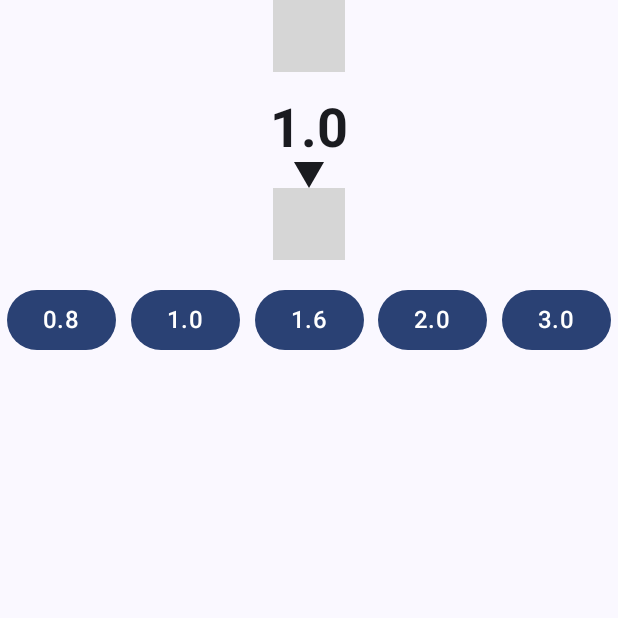
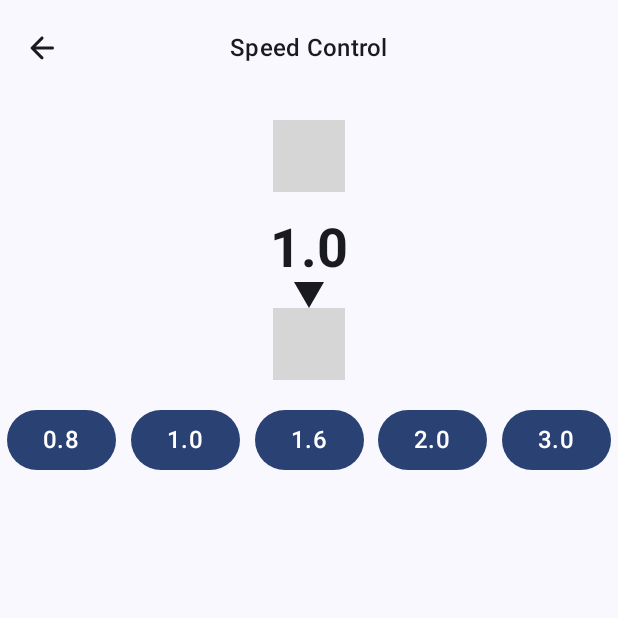
Before and after one commit to emeowj/compose-examples, an Android app built with Jetpack Compose: the screen it shows after launch (MainActivity), after a tap on "Speed Control", on a phone screen of 412 x 824 dp, the top half of it. Run offline under Robolectric (Android 15) with nearby library versions, the phone set to English and light mode, and no system bars; 4 statements that could not run were skipped; grey boxes are pictures that could not be loaded.

Commit message:
add top bar to example and main screens.

```diff
--- a/app/src/main/java/dev/xiaoming/compose/example/MainActivity.kt
+++ b/app/src/main/java/dev/xiaoming/compose/example/MainActivity.kt
@@ -1,3 +1,5 @@
+@file:OptIn(ExperimentalMaterial3Api::class)
+
 package dev.xiaoming.compose.example
 
 import android.os.Bundle
@@ -12,6 +14,13 @@ import androidx.compose.foundation.layout.fillMaxSize
 import androidx.compose.foundation.layout.padding
 import androidx.compose.foundation.lazy.LazyColumn
 import androidx.compose.foundation.lazy.items
+import androidx.compose.material.icons.Icons
+import androidx.compose.material.icons.automirrored.rounded.ArrowBack
+import androidx.compose.material3.CenterAlignedTopAppBar
+import androidx.compose.material3.ExperimentalMaterial3Api
+import androidx.compose.material3.HorizontalDivider
+import androidx.compose.material3.Icon
+import androidx.compose.material3.IconButton
 import androidx.compose.material3.ListItem
 import androidx.compose.material3.MaterialTheme
 import androidx.compose.material3.Scaffold
@@ -27,11 +36,12 @@ import androidx.navigation.compose.rememberNavController
 import androidx.navigation.navArgument
 import dev.xiaoming.compose.example.speedcontrol.SpeedControl
 import dev.xiaoming.compose.example.ui.theme.ComposeexamplesTheme
+import dev.xiaoming.compose.example.ui.theme.Padding
 
 enum class ExampleItem(val title: String, val composable: @Composable () -> Unit) {
   SPEED_CONTROL(
     title = "Speed Control",
-    composable = { SpeedControl() })
+    composable = { SpeedControl(modifier = Modifier.padding(vertical = Padding.large)) })
 }
 
 class MainActivity : ComponentActivity() {
@@ -59,7 +69,9 @@ class MainActivity : ComponentActivity() {
             val item = navBackStackEntry.arguments?.getString("item")?.let {
               ExampleItem.valueOf(it)
             }
-            ExampleScreen(item = item!!)
+            ExampleScreen(item = item!!) {
+              navController.navigateUp()
+            }
           }
         }
       }
@@ -69,8 +81,20 @@ class MainActivity : ComponentActivity() {
 
 @Composable
 private fun MainScreen(navHostController: NavHostController) {
-  Scaffold(modifier = Modifier.fillMaxSize()) { innerPadding ->
+  Scaffold(
+    modifier = Modifier.fillMaxSize(),
+    topBar = {
+      CenterAlignedTopAppBar(
+        title = {
+          Text(text = "Compose Examples", style = MaterialTheme.typography.titleMedium)
+        }
+      )
+    }
+  ) { innerPadding ->
     LazyColumn(contentPadding = innerPadding) {
+      item {
+        HorizontalDivider()
+      }
       items(items = ExampleItem.entries) { item ->
         ListItem(
           headlineContent = {
@@ -80,14 +104,32 @@ private fun MainScreen(navHostController: NavHostController) {
             navHostController.navigate(route = "example/$item")
           }
         )
+        HorizontalDivider()
       }
     }
   }
 }
 
 @Composable
-private fun ExampleScreen(item: ExampleItem) {
-  Scaffold(modifier = Modifier.fillMaxSize()) { contentPadding ->
+private fun ExampleScreen(item: ExampleItem, navBack: () -> Unit) {
+  Scaffold(
+    modifier = Modifier.fillMaxSize(),
+    topBar = {
+      CenterAlignedTopAppBar(
+        title = {
+          Text(item.title, style = MaterialTheme.typography.titleMedium)
+        },
+        navigationIcon = {
+          IconButton(onClick = navBack) {
+            Icon(
+              imageVector = Icons.AutoMirrored.Rounded.ArrowBack,
+              contentDescription = "Nav Back"
+            )
+          }
+        }
+      )
+    }
+  ) { contentPadding ->
     Box(modifier = Modifier.padding(contentPadding)) {
       item.composable()
     }
@@ -101,3 +143,11 @@ private fun MainScreenPreview() {
     MainScreen(navHostController = rememberNavController())
   }
 }
+
+@Preview(showBackground = true)
+@Composable
+private fun ExampleScreenPreview() {
+  ComposeexamplesTheme {
+    ExampleScreen(ExampleItem.SPEED_CONTROL) { }
+  }
+}
```
